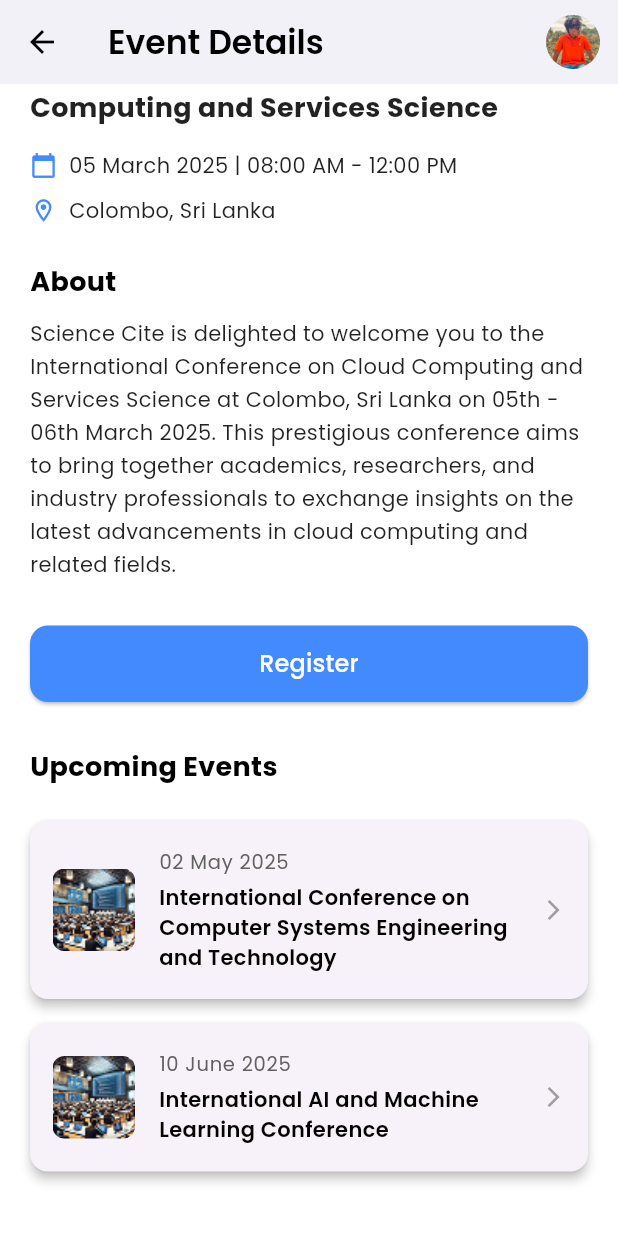
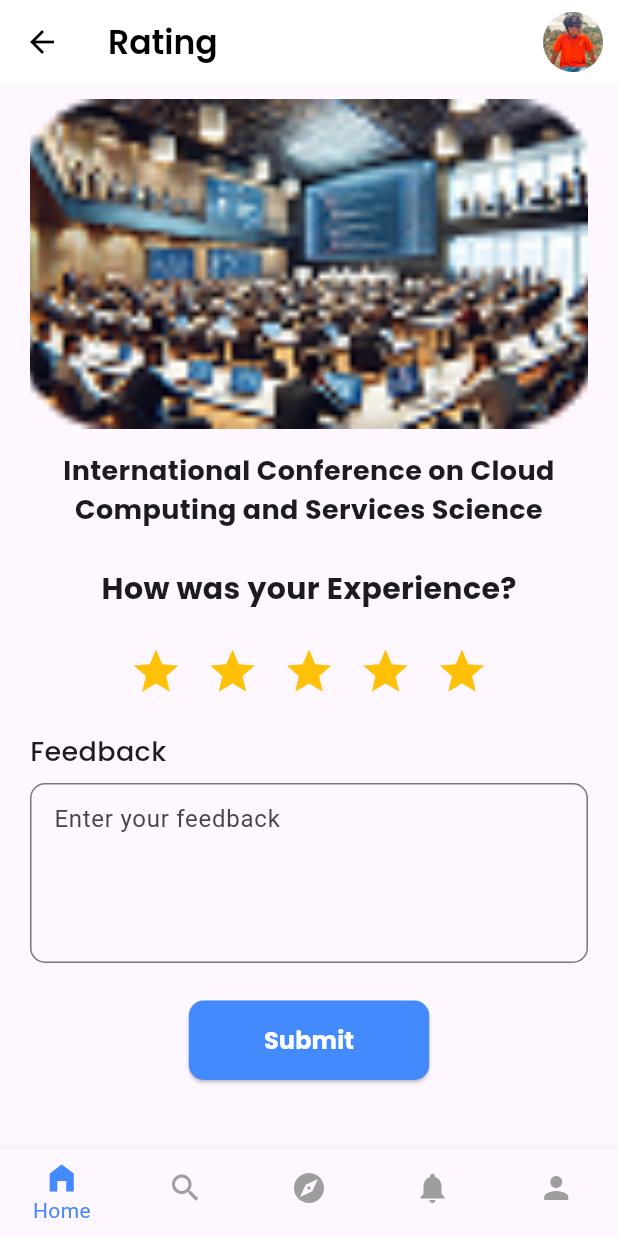
Before and after one commit to sandeepsathsara/LinkUp-Mobile-Application, a Flutter app: the EventDetailScreen screen opened directly, scrolled down 248 dp, after a tap on "Register", on a phone screen of 412 x 824 dp. Run offline on Flutter 3.47's test engine with Material 3 defaults, Android fonts, the light colour scheme and no system bars; our stand-ins replace google_fonts.

Commit message:
created rating page

```diff
--- a/linkup/lib/event_detail_screen.dart
+++ b/linkup/lib/event_detail_screen.dart
@@ -1,6 +1,7 @@
 import 'package:flutter/material.dart';
 import 'package:google_fonts/google_fonts.dart';
 import 'favourite_screen.dart'; // Ensure this is correctly imported
+import 'rating_screen.dart'; // Ensure this is correctly imported
 
 class EventDetailScreen extends StatefulWidget {
   const EventDetailScreen({super.key});
@@ -169,12 +170,18 @@ class _EventDetailScreenState extends State<EventDetailScreen> {
     );
   }
 
-  /// Builds Register Button
   Widget _buildRegisterButton() {
     return SizedBox(
       width: double.infinity,
       child: ElevatedButton(
-        onPressed: () {},
+        onPressed: () {
+          Navigator.push(
+            context,
+            MaterialPageRoute(
+              builder: (context) => RatingPage(),
+            ), // Navigate to RatingPage
+          );
+        },
         style: ElevatedButton.styleFrom(
           backgroundColor: Colors.blueAccent,
           shape: RoundedRectangleBorder(
--- a/linkup/lib/notification_screen.dart
+++ b/linkup/lib/notification_screen.dart
@@ -13,7 +13,7 @@ class NotificationScreen extends StatefulWidget {
 }
 
 class _NotificationScreenState extends State<NotificationScreen> {
-  int _currentIndex = 3; // Active tab (Notifications)
+  final int _currentIndex = 3; // Active tab (Notifications)
 
   void _onTabTapped(int index) {
     if (index == _currentIndex) return; // Prevent duplicate navigation
--- /dev/null
+++ b/linkup/lib/rating_screen.dart
@@ -0,0 +1,201 @@
+import 'package:flutter/material.dart';
+import 'package:google_fonts/google_fonts.dart';
+import 'profile_screen.dart'; // Ensure this is correctly imported
+import 'explore_screen.dart';
+import 'notification_screen.dart';
+
+class RatingPage extends StatefulWidget {
+  @override
+  _RatingPageState createState() => _RatingPageState();
+}
+
+class _RatingPageState extends State<RatingPage> {
+  int _currentIndex = 0;
+  int _rating = 5;
+  TextEditingController _feedbackController = TextEditingController();
+
+  void _onTabTapped(int index) {
+    setState(() {
+      _currentIndex = index;
+    });
+    switch (index) {
+      case 1:
+        Navigator.push(
+          context,
+          MaterialPageRoute(builder: (context) => ExplorePage()),
+        );
+        break;
+      case 3:
+        Navigator.push(
+          context,
+          MaterialPageRoute(builder: (context) => NotificationScreen()),
+        );
+        break;
+      case 4:
+        Navigator.push(
+          context,
+          MaterialPageRoute(builder: (context) => ProfileScreen()),
+        );
+        break;
+    }
+  }
+
+  @override
+  Widget build(BuildContext context) {
+    return Scaffold(
+      appBar: AppBar(
+        title: Text(
+          "Rating",
+          style: GoogleFonts.poppins(
+            fontWeight: FontWeight.w600,
+            color: Colors.black,
+          ),
+        ),
+        backgroundColor: Colors.white,
+        elevation: 0,
+        leading: IconButton(
+          icon: const Icon(Icons.arrow_back, color: Colors.black),
+          onPressed: () {
+            Navigator.pop(context);
+          },
+        ),
+        actions: [
+          GestureDetector(
+            onTap: () {
+              Navigator.push(
+                context,
+                MaterialPageRoute(builder: (context) => ProfileScreen()),
+              );
+            },
+            child: CircleAvatar(
+              backgroundImage: AssetImage(
+                'assets/profile.jpg',
+              ), // Change to your image asset
+            ),
+          ),
+          const SizedBox(width: 10),
+        ],
+      ),
+      body: Padding(
+        padding: const EdgeInsets.symmetric(horizontal: 20.0, vertical: 10.0),
+        child: Column(
+          crossAxisAlignment: CrossAxisAlignment.center,
+          children: [
+            ClipRRect(
+              borderRadius: BorderRadius.circular(15),
+              child: Image.asset(
+                'assets/march.png', // Change to your image asset
+                width: double.infinity,
+                height: 220,
+                fit: BoxFit.cover,
+              ),
+            ),
+            const SizedBox(height: 15),
+            Text(
+              "International Conference on Cloud Computing and Services Science",
+              textAlign: TextAlign.center,
+              style: GoogleFonts.poppins(
+                fontSize: 18,
+                fontWeight: FontWeight.bold,
+              ),
+            ),
+            const SizedBox(height: 25),
+            Text(
+              "How was your Experience?",
+              style: GoogleFonts.poppins(
+                fontSize: 20,
+                fontWeight: FontWeight.bold,
+              ),
+            ),
+            const SizedBox(height: 15),
+            Row(
+              mainAxisAlignment: MainAxisAlignment.center,
+              children: List.generate(5, (index) {
+                return IconButton(
+                  icon: Icon(
+                    index < _rating ? Icons.star : Icons.star_border,
+                    color: Colors.amber,
+                    size: 35,
+                  ),
+                  onPressed: () {
+                    setState(() {
+                      _rating = index + 1;
+                    });
+                  },
+                );
+              }),
+            ),
+            const SizedBox(height: 15),
+            Align(
+              alignment: Alignment.centerLeft,
+              child: Text(
+                "Feedback",
+                style: GoogleFonts.poppins(
+                  fontSize: 18,
+                  fontWeight: FontWeight.w500,
+                ),
+              ),
+            ),
+            const SizedBox(height: 8),
+            TextField(
+              controller: _feedbackController,
+              decoration: InputDecoration(
+                border: OutlineInputBorder(
+                  borderRadius: BorderRadius.circular(10),
+                ),
+                hintText: "Enter your feedback",
+                contentPadding: const EdgeInsets.all(12),
+              ),
+              maxLines: 4,
+            ),
+            const SizedBox(height: 25),
+            ElevatedButton(
+              onPressed: () {
+                print(
+                  "Rating: $_rating, Feedback: ${_feedbackController.text}",
+                );
+              },
+              child: Text(
+                "Submit",
+                style: GoogleFonts.poppins(
+                  fontSize: 16,
+                  fontWeight: FontWeight.bold,
+                  color: Colors.white,
+                ),
+              ),
+              style: ElevatedButton.styleFrom(
+                backgroundColor: Colors.blueAccent,
+                padding: const EdgeInsets.symmetric(
+                  horizontal: 50,
+                  vertical: 15,
+                ),
+                shape: RoundedRectangleBorder(
+                  borderRadius: BorderRadius.circular(10),
+                ),
+              ),
+            ),
+          ],
+        ),
+      ),
+      bottomNavigationBar: BottomNavigationBar(
+        currentIndex: _currentIndex,
+        selectedItemColor: Colors.blueAccent,
+        unselectedItemColor: Colors.grey,
+        showUnselectedLabels: false,
+        elevation: 5,
+        type: BottomNavigationBarType.fixed,
+        onTap: _onTabTapped,
+        items: const [
+          BottomNavigationBarItem(icon: Icon(Icons.home_filled), label: 'Home'),
+          BottomNavigationBarItem(icon: Icon(Icons.search), label: 'Search'),
+          BottomNavigationBarItem(icon: Icon(Icons.explore), label: 'Explore'),
+          BottomNavigationBarItem(
+            icon: Icon(Icons.notifications),
+            label: 'Alerts',
+          ),
+          BottomNavigationBarItem(icon: Icon(Icons.person), label: 'Profile'),
+        ],
+      ),
+    );
+  }
+}
```
